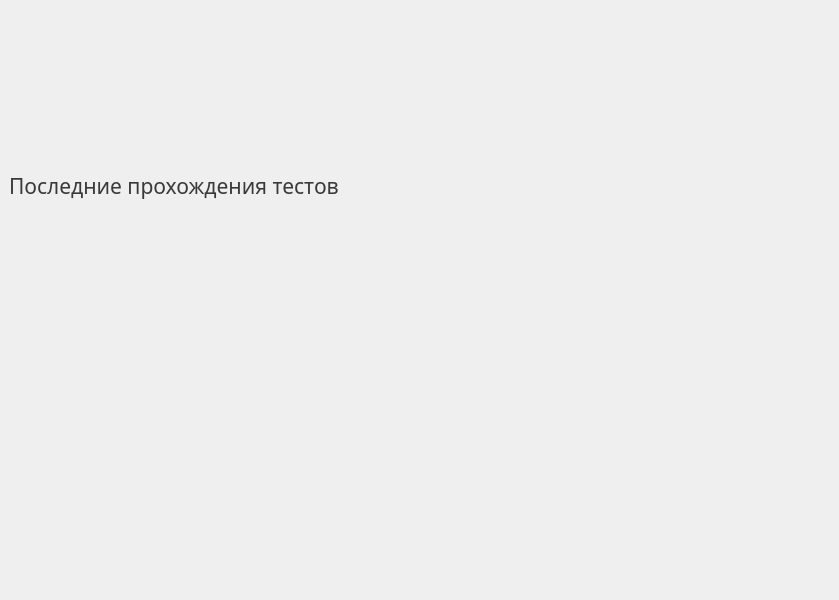
The window that lessons.ui (realeedd/techEng) describes before a commit, drawn with Qt 5.
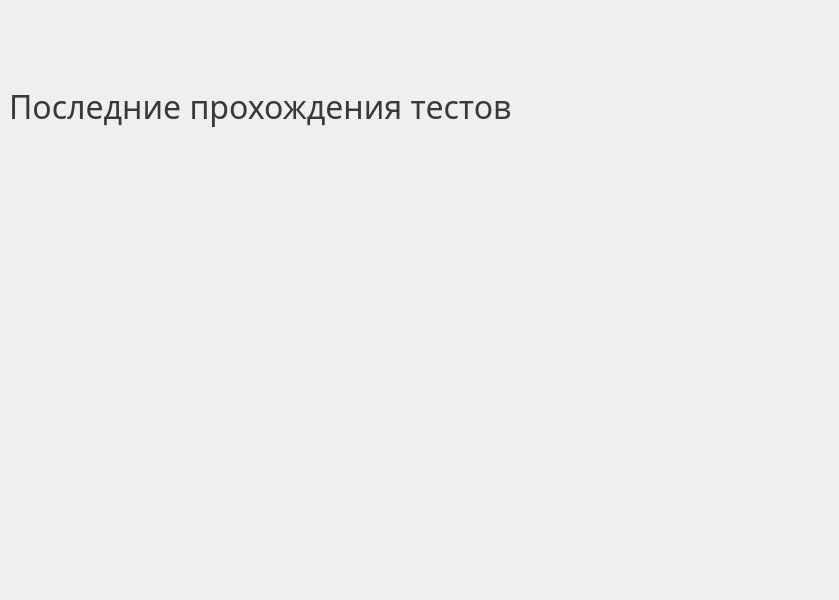
The same window after the commit.

```diff
--- a/lessons.ui
+++ b/lessons.ui
@@ -114,7 +114,7 @@
             <property name="font">
              <font>
               <family>Trebuchet MS</family>
-              <pointsize>16</pointsize>
+              <pointsize>24</pointsize>
              </font>
             </property>
             <property name="styleSheet">
@@ -130,7 +130,7 @@
             <property name="font">
              <font>
               <family>Trebuchet MS</family>
-              <pointsize>14</pointsize>
+              <pointsize>24</pointsize>
              </font>
             </property>
             <property name="styleSheet">
@@ -146,7 +146,7 @@
             <property name="font">
              <font>
               <family>Trebuchet MS</family>
-              <pointsize>14</pointsize>
+              <pointsize>24</pointsize>
              </font>
             </property>
             <property name="styleSheet">
@@ -162,7 +162,7 @@
             <property name="font">
              <font>
               <family>Trebuchet MS</family>
-              <pointsize>14</pointsize>
+              <pointsize>24</pointsize>
              </font>
             </property>
             <property name="styleSheet">
@@ -178,7 +178,7 @@
             <property name="font">
              <font>
               <family>Trebuchet MS</family>
-              <pointsize>14</pointsize>
+              <pointsize>24</pointsize>
              </font>
             </property>
             <property name="styleSheet">
@@ -192,20 +192,23 @@
          </layout>
         </item>
         <item>
-         <spacer name="horizontalSpacer_2">
-          <property name="orientation">
-           <enum>Qt::Horizontal</enum>
+         <widget class="QLabel" name="picture">
+          <property name="minimumSize">
+           <size>
+            <width>300</width>
+            <height>300</height>
+           </size>
           </property>
-          <property name="sizeType">
-           <enum>QSizePolicy::Minimum</enum>
-          </property>
-          <property name="sizeHint" stdset="0">
+          <property name="maximumSize">
            <size>
-            <width>40</width>
-            <height>20</height>
+            <width>300</width>
+            <height>300</height>
            </size>
           </property>
-         </spacer>
+          <property name="text">
+           <string/>
+          </property>
+         </widget>
         </item>
        </layout>
       </item>
```
Left out of the diff: 8 changed lines with no effect on the pictures.
